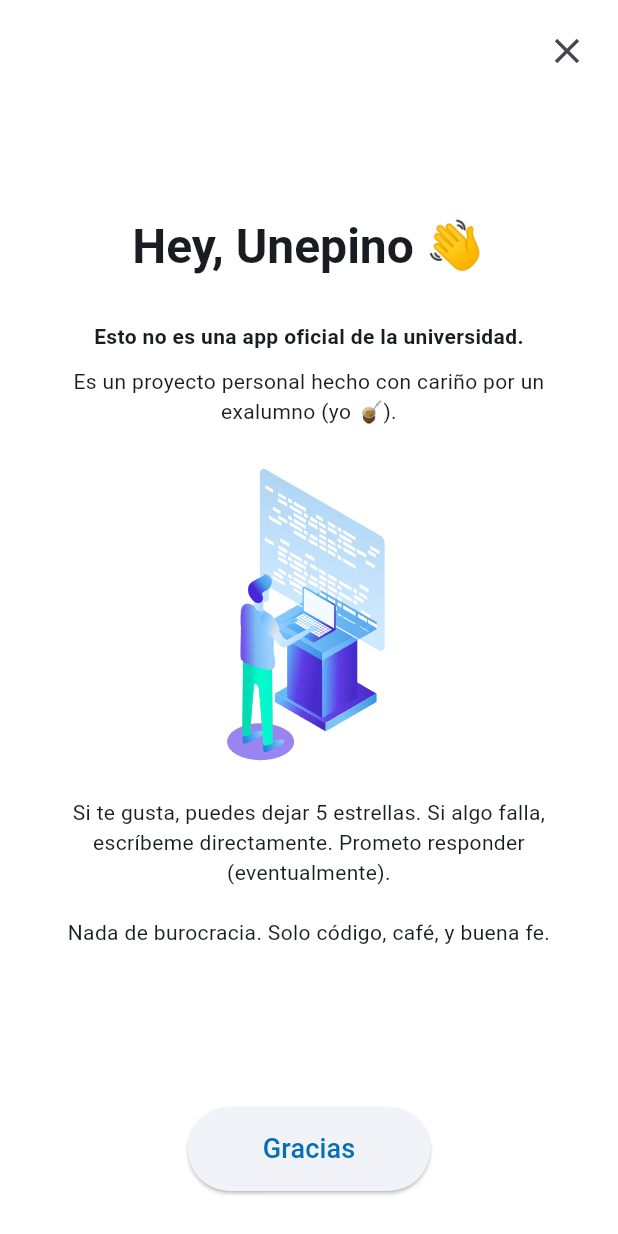
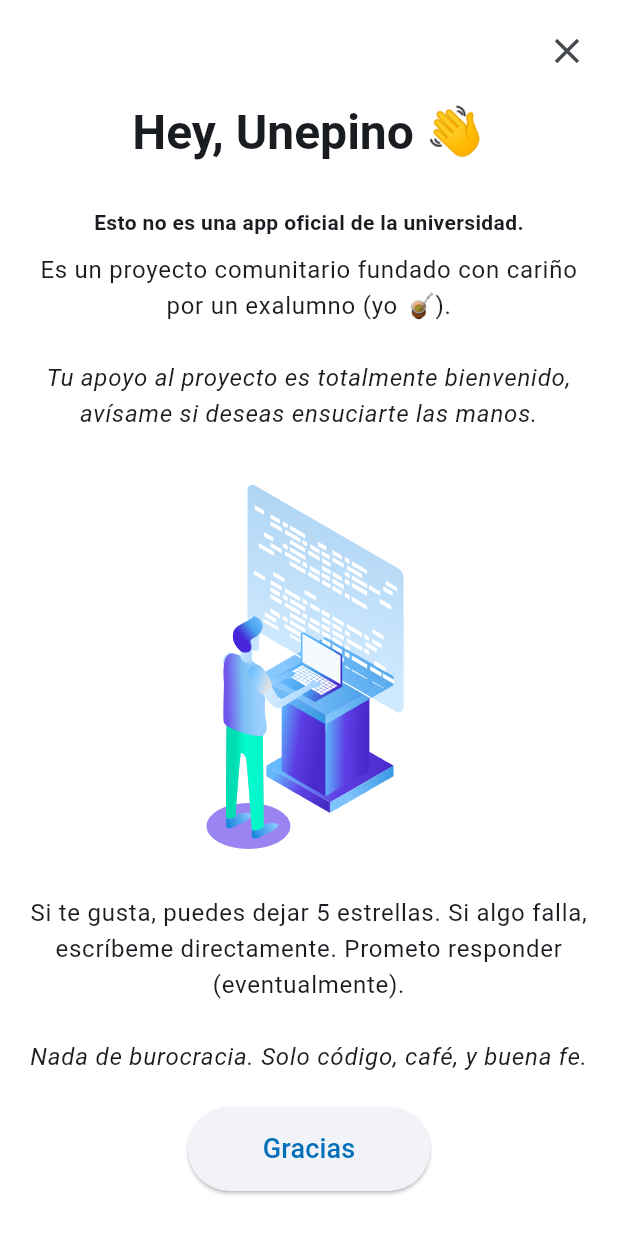
Before and after one commit to josedaniel-cb/sigapp, a Flutter app: the screen it shows after launch, on a phone screen of 412 x 824 dp. Run offline on Flutter 3.47's test engine with Material 3 defaults, Android fonts, the phone set to English and light mode, and no system bars; drawn by our look-alikes of toastification; our stand-ins replace dio, fl_chart, flutter_bloc, flutter_dotenv, flutter_secure_storage, flutter_svg and 13 more; missing offline and left inert: device_calendar; accounts and stored records are empty; project files that could hold a hidden picture were left out.

Commit message:
feat: enhance WelcomePage content with additional information and improved layout

```diff
--- a/lib/auth/infrastructure/pages/welcome_page.dart
+++ b/lib/auth/infrastructure/pages/welcome_page.dart
@@ -29,6 +29,7 @@ class WelcomePage extends StatelessWidget {
 
             // Main content
             Expanded(
+              child: SingleChildScrollView(
                 child: Padding(
                   padding: const EdgeInsets.symmetric(horizontal: 20.0),
                   child: Column(
@@ -48,27 +49,58 @@ class WelcomePage extends StatelessWidget {
                         textAlign: TextAlign.center,
                       ),
                       const SizedBox(height: 10),
-                    const Text(
-                      'Es un proyecto personal hecho con cariño por un exalumno (yo 🧉).',
+                      RichText(
                         textAlign: TextAlign.center,
+                        text: TextSpan(
+                          style: textTheme.bodyLarge,
+                          children: [
+                            const TextSpan(
+                              text:
+                                  'Es un proyecto comunitario fundado con cariño por un exalumno (yo 🧉).',
+                            ),
+                            TextSpan(
+                              text:
+                                  '\n\nTu apoyo al proyecto es totalmente bienvenido, avísame si deseas ensuciarte las manos.',
+                              style: const TextStyle(
+                                fontStyle: FontStyle.italic,
+                              ),
+                            ),
+                          ],
+                        ),
                       ),
                       Lottie.asset(
                         'assets/lottie/developer.json',
-                      height: MediaQuery.of(context).size.width * 0.6,
+                        height: MediaQuery.of(context).size.width * 0.75,
                       ),
-                    const Text(
+                      RichText(
+                        textAlign: TextAlign.center,
+                        text: TextSpan(
+                          style: textTheme.bodyLarge,
+                          children: [
+                            const TextSpan(
+                              text:
                                   'Si te gusta, puedes dejar 5 estrellas. Si algo falla, '
-                      'escríbeme directamente. Prometo responder (eventualmente).\n\n'
+                                  'escríbeme directamente. Prometo responder (eventualmente).\n\n',
+                            ),
+                            TextSpan(
+                              text:
                                   'Nada de burocracia. Solo código, café, y buena fe.',
-                      textAlign: TextAlign.center,
+                              style: const TextStyle(
+                                fontStyle: FontStyle.italic,
                               ),
-                    const SizedBox(height: 30),
+                            ),
                           ],
+                        ),
+                      ),
+                      // const SizedBox(height: 30),
+                    ],
+                  ),
                 ),
               ),
             ),
 
             // Thanks button at bottom
+            const SizedBox(height: 12),
             Row(
               mainAxisAlignment: MainAxisAlignment.center,
               children: [
```
Lines whose indentation alone changed are shown as unchanged.
